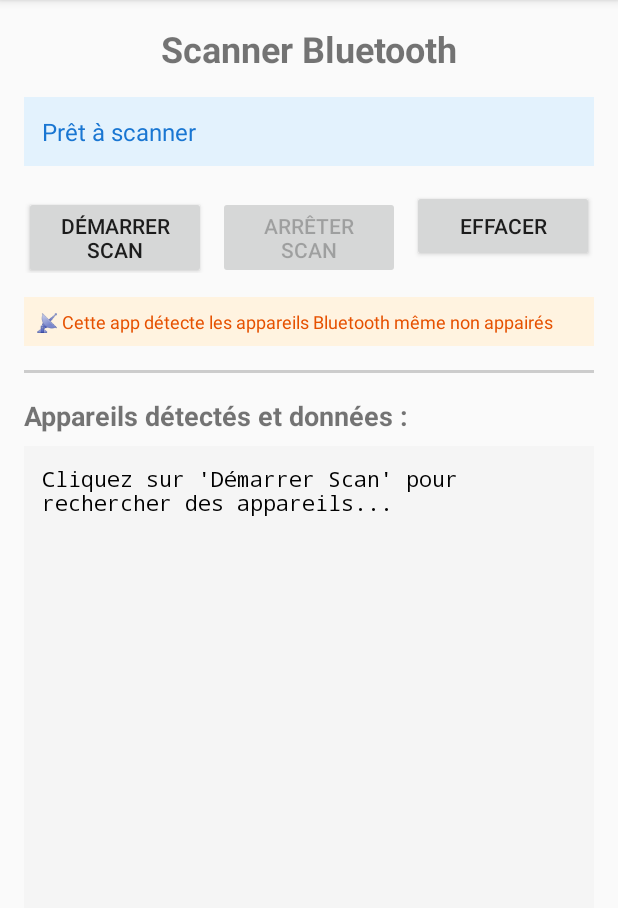
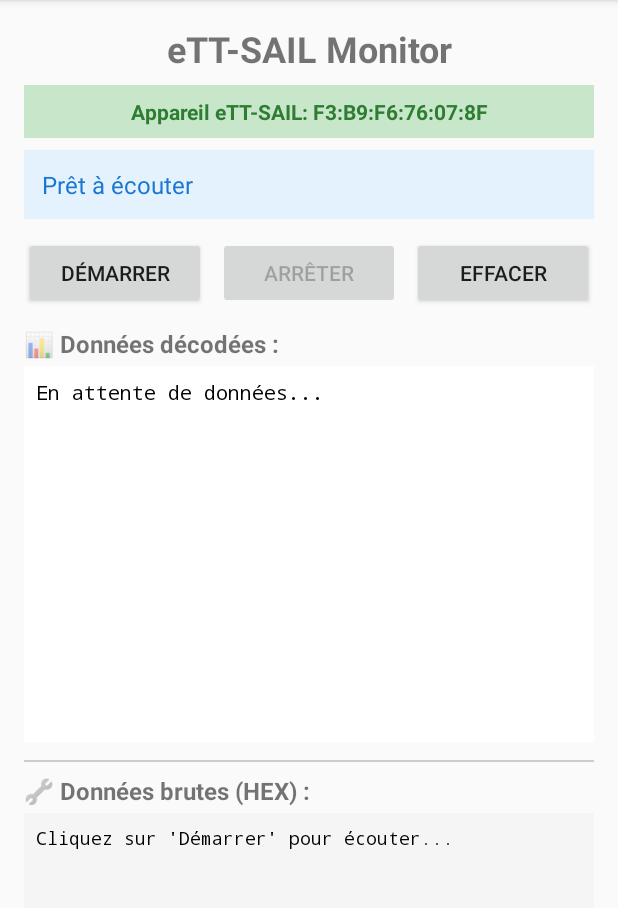
Before and after one commit to Pakoooooooooo/AppPenon, an Android app: the screen it shows after launch (MainActivity), on a phone screen of 412 x 824 dp, the part 84-992 px from its top. Run offline under Robolectric (Android 15) with nearby library versions, the phone set to English and light mode, and no system bars.

Commit message:
captage bluetooth du penon

```diff
--- a/app/src/main/res/layout/activity_main.xml
+++ b/app/src/main/res/layout/activity_main.xml
@@ -9,37 +9,51 @@
     <TextView
         android:layout_width="match_parent"
         android:layout_height="wrap_content"
-        android:text="Scanner Bluetooth"
+        android:text="eTT-SAIL Monitor"
         android:textSize="24sp"
         android:textStyle="bold"
         android:gravity="center"
-        android:layout_marginBottom="16dp" />
+        android:layout_marginBottom="8dp" />
+
+    <!-- Adresse MAC cible -->
+    <TextView
+        android:id="@+id/tvTargetMac"
+        android:layout_width="match_parent"
+        android:layout_height="wrap_content"
+        android:text="Appareil eTT-SAIL: F3:B9:F6:76:07:8F"
+        android:textSize="14sp"
+        android:textStyle="bold"
+        android:padding="8dp"
+        android:background="#C8E6C9"
+        android:textColor="#2E7D32"
+        android:gravity="center"
+        android:layout_marginBottom="8dp" />
 
     <!-- Statut -->
     <TextView
         android:id="@+id/tvStatus"
         android:layout_width="match_parent"
         android:layout_height="wrap_content"
-        android:text="Prêt à scanner"
+        android:text="Prêt à écouter"
         android:textSize="16sp"
         android:padding="12dp"
         android:background="#E3F2FD"
         android:textColor="#1976D2"
-        android:layout_marginBottom="16dp" />
+        android:layout_marginBottom="12dp" />
 
     <!-- Boutons de contrôle -->
     <LinearLayout
         android:layout_width="match_parent"
         android:layout_height="wrap_content"
         android:orientation="horizontal"
-        android:layout_marginBottom="16dp">
+        android:layout_marginBottom="12dp">
 
         <Button
             android:id="@+id/btnStartScan"
             android:layout_width="0dp"
             android:layout_height="wrap_content"
             android:layout_weight="1"
-            android:text="Démarrer Scan"
+            android:text="Démarrer"
             android:layout_marginEnd="4dp" />
 
         <Button
@@ -47,7 +61,7 @@
             android:layout_width="0dp"
             android:layout_height="wrap_content"
             android:layout_weight="1"
-            android:text="Arrêter Scan"
+            android:text="Arrêter"
             android:enabled="false"
             android:layout_marginStart="4dp"
             android:layout_marginEnd="4dp" />
@@ -61,48 +75,63 @@
             android:layout_marginStart="4dp" />
     </LinearLayout>
 
-    <!-- Information -->
+    <!-- Données décodées (partie supérieure) -->
     <TextView
         android:layout_width="match_parent"
         android:layout_height="wrap_content"
-        android:text="📡 Cette app détecte les appareils Bluetooth même non appairés"
-        android:textSize="12sp"
+        android:text="📊 Données décodées :"
+        android:textSize="16sp"
+        android:textStyle="bold"
+        android:layout_marginBottom="4dp" />
+
+    <ScrollView
+        android:layout_width="match_parent"
+        android:layout_height="0dp"
+        android:layout_weight="1.2"
+        android:background="#FFFFFF"
         android:padding="8dp"
-        android:background="#FFF3E0"
-        android:textColor="#E65100"
-        android:layout_marginBottom="16dp" />
+        android:layout_marginBottom="12dp">
+
+        <TextView
+            android:id="@+id/tvParsedData"
+            android:layout_width="match_parent"
+            android:layout_height="wrap_content"
+            android:text="En attente de données..."
+            android:textSize="13sp"
+            android:fontFamily="monospace"
+            android:textColor="#000000" />
+    </ScrollView>
 
     <!-- Séparateur -->
     <View
         android:layout_width="match_parent"
-        android:layout_height="2dp"
+        android:layout_height="1dp"
         android:background="#CCCCCC"
-        android:layout_marginBottom="16dp" />
+        android:layout_marginBottom="8dp" />
 
-    <!-- Label -->
+    <!-- Données brutes (partie inférieure) -->
     <TextView
         android:layout_width="match_parent"
         android:layout_height="wrap_content"
-        android:text="Appareils détectés et données :"
-        android:textSize="18sp"
+        android:text="🔧 Données brutes (HEX) :"
+        android:textSize="16sp"
         android:textStyle="bold"
-        android:layout_marginBottom="8dp" />
+        android:layout_marginBottom="4dp" />
 
-    <!-- Zone d'affichage avec scroll -->
     <ScrollView
         android:id="@+id/scrollView"
         android:layout_width="match_parent"
         android:layout_height="0dp"
         android:layout_weight="1"
         android:background="#F5F5F5"
-        android:padding="12dp">
+        android:padding="8dp">
 
         <TextView
             android:id="@+id/tvReceivedData"
             android:layout_width="match_parent"
             android:layout_height="wrap_content"
-            android:text="Cliquez sur 'Démarrer Scan' pour rechercher des appareils..."
-            android:textSize="14sp"
+            android:text="Cliquez sur 'Démarrer' pour écouter..."
+            android:textSize="12sp"
             android:fontFamily="monospace"
             android:textColor="#000000" />
     </ScrollView>
```
Also changed, not shown: app/src/main/java/com/example/apppenon/MainActivity.kt (+144 -187 lines).
